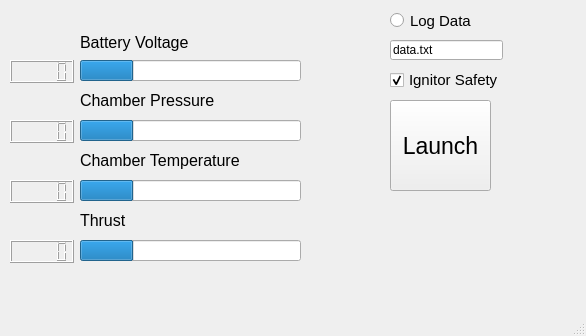
This is IcarusGUI.ui in cody1155/testblockGUI as Qt 5 draws it before an edit. The edited form follows.
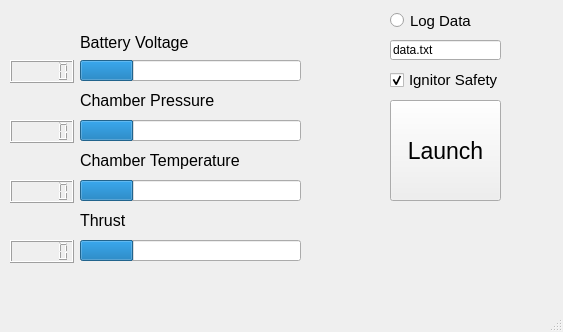
This is the edited form. Icons and pictures are not drawn.

Commit message: added object names to widgets

Diff of the .ui file:
```diff
--- a/IcarusGUI.ui
+++ b/IcarusGUI.ui
@@ -6,8 +6,8 @@
    <rect>
     <x>0</x>
     <y>0</y>
-    <width>586</width>
-    <height>336</height>
+    <width>563</width>
+    <height>332</height>
    </rect>
   </property>
   <property name="windowTitle">
@@ -101,8 +101,8 @@
      <rect>
       <x>390</x>
       <y>100</y>
-      <width>101</width>
-      <height>91</height>
+      <width>111</width>
+      <height>101</height>
      </rect>
     </property>
     <property name="font">
@@ -158,7 +158,7 @@
      <rect>
       <x>390</x>
       <y>40</y>
-      <width>113</width>
+      <width>111</width>
       <height>20</height>
      </rect>
     </property>
@@ -175,6 +175,9 @@
       <height>23</height>
      </rect>
     </property>
+    <property name="smallDecimalPoint">
+     <bool>true</bool>
+    </property>
    </widget>
    <widget class="QLCDNumber" name="lcdNumber_2">
     <property name="geometry">
@@ -185,6 +188,9 @@
       <height>23</height>
      </rect>
     </property>
+    <property name="smallDecimalPoint">
+     <bool>true</bool>
+    </property>
    </widget>
    <widget class="QLCDNumber" name="lcdNumber_3">
     <property name="geometry">
@@ -195,6 +201,9 @@
       <height>23</height>
      </rect>
     </property>
+    <property name="smallDecimalPoint">
+     <bool>true</bool>
+    </property>
    </widget>
    <widget class="QLCDNumber" name="lcdNumber_4">
     <property name="geometry">
@@ -205,6 +214,9 @@
       <height>23</height>
      </rect>
     </property>
+    <property name="smallDecimalPoint">
+     <bool>true</bool>
+    </property>
    </widget>
    <widget class="QLabel" name="label">
     <property name="geometry">
@@ -282,7 +294,7 @@
     <property name="geometry">
      <rect>
       <x>340</x>
-      <y>200</y>
+      <y>210</y>
       <width>181</width>
       <height>91</height>
      </rect>
```
Left out of the diff: 60 changed lines with no effect on the pictures. The commit also changes 1 other file.
